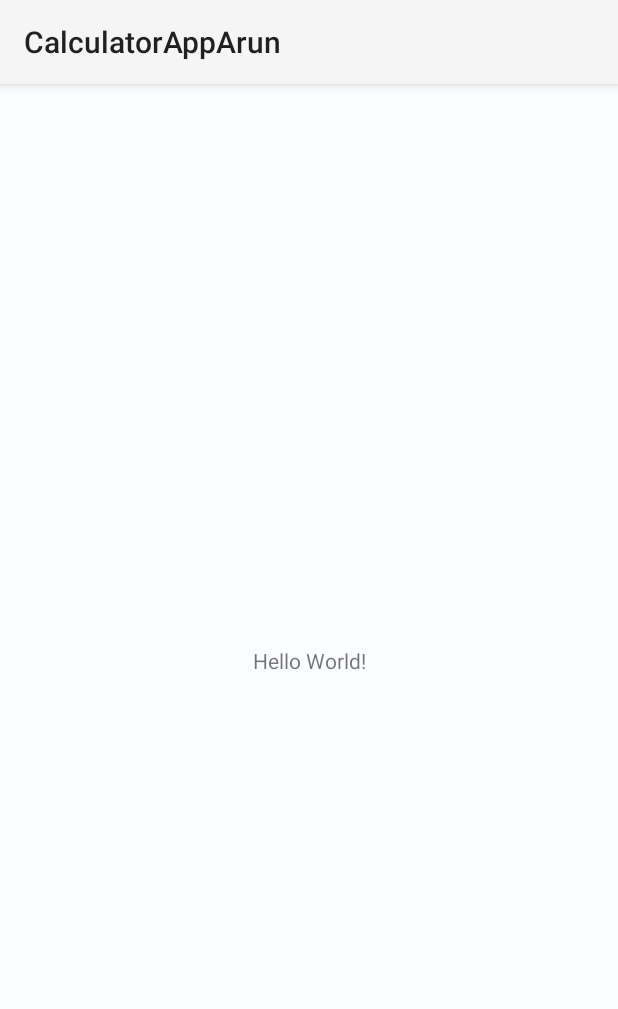
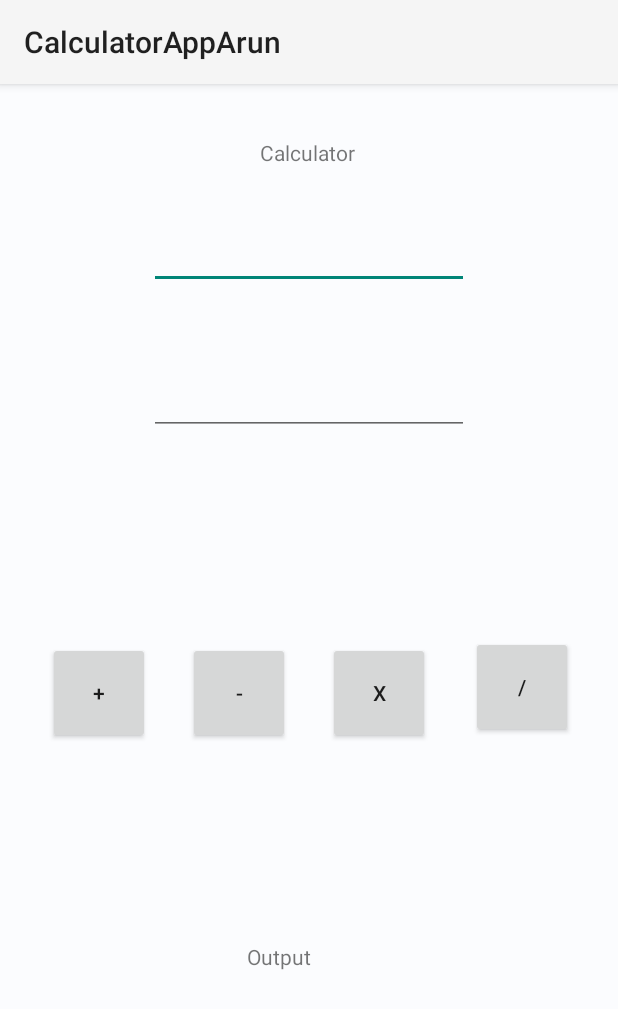
Before and after one commit to MithunA12/CalculatorAppArun, an Android app: the screen it shows after launch (MainActivity), on a phone screen of 412 x 824 dp. Shown: the top 1009 px of the screen. Run offline under Robolectric (Android 15) with nearby library versions, the phone set to English and light mode, and no system bars.

Commit message:
all buttons and inputText added including padding and constraints

```diff
--- a/app/src/main/res/layout/activity_main.xml
+++ b/app/src/main/res/layout/activity_main.xml
@@ -7,13 +7,90 @@
     android:background="@color/md_theme_light_background"
     tools:context=".MainActivity">
 
+    <Button
+        android:id="@+id/SubtractButton"
+        android:layout_width="68dp"
+        android:layout_height="68dp"
+        android:layout_marginStart="25dp"
+        android:layout_marginBottom="328dp"
+        android:text="-"
+        app:layout_constraintBottom_toBottomOf="parent"
+        app:layout_constraintStart_toEndOf="@+id/AddButton" />
+
+    <Button
+        android:id="@+id/MultButton"
+        android:layout_width="68dp"
+        android:layout_height="68dp"
+        android:layout_marginStart="25dp"
+        android:layout_marginBottom="328dp"
+        android:text="X"
+        app:layout_constraintBottom_toBottomOf="parent"
+        app:layout_constraintStart_toEndOf="@+id/SubtractButton" />
+
+    <Button
+        android:id="@+id/DivideButton"
+        android:layout_width="68dp"
+        android:layout_height="68dp"
+        android:layout_marginStart="25dp"
+        android:layout_marginEnd="30dp"
+        android:layout_marginBottom="332dp"
+        android:text="/"
+        app:layout_constraintBottom_toBottomOf="parent"
+        app:layout_constraintEnd_toEndOf="parent"
+        app:layout_constraintHorizontal_bias="1.0"
+        app:layout_constraintStart_toEndOf="@+id/MultButton" />
+
     <TextView
+        android:id="@+id/titleTextView"
         android:layout_width="wrap_content"
         android:layout_height="wrap_content"
-        android:text="Hello World!"
-        app:layout_constraintBottom_toBottomOf="parent"
+        android:layout_marginTop="36dp"
+        android:text="Calculator"
         app:layout_constraintEnd_toEndOf="parent"
+        app:layout_constraintHorizontal_bias="0.498"
         app:layout_constraintStart_toStartOf="parent"
         app:layout_constraintTop_toTopOf="parent" />
 
+    <EditText
+        android:id="@+id/inputTextOne"
+        android:layout_width="wrap_content"
+        android:layout_height="wrap_content"
+        android:layout_marginTop="36dp"
+        android:ems="10"
+        android:inputType="text"
+        app:layout_constraintEnd_toEndOf="parent"
+        app:layout_constraintStart_toStartOf="parent"
+        app:layout_constraintTop_toBottomOf="@+id/titleTextView" />
+
+    <EditText
+        android:id="@+id/InputTextTwo"
+        android:layout_width="wrap_content"
+        android:layout_height="wrap_content"
+        android:layout_marginTop="52dp"
+        android:ems="10"
+        android:inputType="text"
+        app:layout_constraintEnd_toEndOf="parent"
+        app:layout_constraintStart_toStartOf="parent"
+        app:layout_constraintTop_toBottomOf="@+id/inputTextOne" />
+
+    <Button
+        android:id="@+id/AddButton"
+        android:layout_width="68dp"
+        android:layout_height="68dp"
+        android:layout_marginStart="32dp"
+        android:layout_marginBottom="328dp"
+        android:text="+"
+        app:layout_constraintBottom_toBottomOf="parent"
+        app:layout_constraintStart_toStartOf="parent" />
+
+    <TextView
+        android:id="@+id/textView3"
+        android:layout_width="83dp"
+        android:layout_height="40dp"
+        android:layout_marginBottom="156dp"
+        android:text="Output"
+        app:layout_constraintBottom_toBottomOf="parent"
+        app:layout_constraintEnd_toEndOf="parent"
+        app:layout_constraintStart_toStartOf="parent" />
+
 </androidx.constraintlayout.widget.ConstraintLayout>
```
